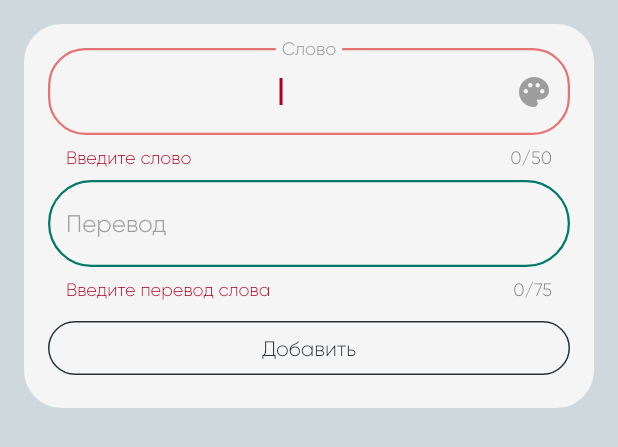
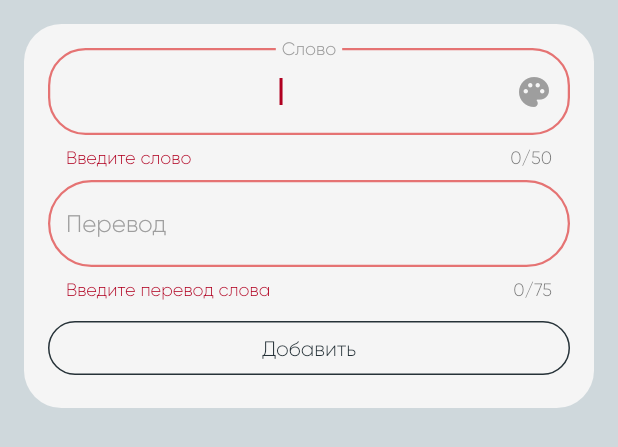
Before and after one commit to JMApps/arabic_in_your_hands, a Flutter app: the AddWordPopup widget shown alone on an empty page, opened directly with empty values, after a tap on "Добавить", on a phone screen of 412 x 824 dp. Shown: the top 447 px of the screen. Run offline on Flutter 3.47's test engine with Material 2 defaults, Android fonts, the phone set to English and light mode, and no system bars; our stand-ins replace flutter_colorpicker, flutter_staggered_animations, flutter_svg, hive_flutter, just_audio, salomon_bottom_bar and 4 more; missing offline and left inert: clipboard, flutter_flip_card; accounts and stored records are empty; project files that could hold a hidden picture were left out.

Commit message:
Fixes add/change categories and word's with new color picker

```diff
--- a/lib/domain/state/provider/add_category_state.dart
+++ b/lib/domain/state/provider/add_category_state.dart
@@ -10,9 +10,9 @@ class AddCategoryState with ChangeNotifier {
 
   String get getCategoryTitle => _categoryTitle;
 
-  int _categoryColor = Colors.grey.value;
+  Color _categoryColor = Colors.grey;
 
-  int get getCategoryColor => _categoryColor;
+  Color get getCategoryColor => _categoryColor;
 
   final List<bool> _isPrioritySelected = [true, false, false, false];
 
@@ -28,7 +28,7 @@ class AddCategoryState with ChangeNotifier {
   }
 
   selectCategoryColor(Color categoryColor) {
-    _categoryColor = categoryColor.value;
+    _categoryColor = categoryColor;
     notifyListeners();
   }
 
--- a/lib/domain/state/provider/add_word_state.dart
+++ b/lib/domain/state/provider/add_word_state.dart
@@ -18,9 +18,9 @@ class AddWordState with ChangeNotifier {
 
   String get getWordTranslation => _wordTranslation;
 
-  int _wordColor = Colors.grey.value;
+  Color _wordColor = Colors.grey;
 
-  int get getWordColor => _wordColor;
+  Color get getWordColor => _wordColor;
 
   onWordTextChanged(String value) {
     _word = value;
@@ -33,7 +33,7 @@ class AddWordState with ChangeNotifier {
   }
 
   selectWordColor(Color wordColor) {
-    _wordColor = wordColor.value;
+    _wordColor = wordColor;
     notifyListeners();
   }
 
--- a/lib/domain/state/provider/change_category_state.dart
+++ b/lib/domain/state/provider/change_category_state.dart
@@ -18,9 +18,9 @@ class ChangeCategoryState with ChangeNotifier {
 
   String get getCategoryTitle => _categoryTitle;
 
-  int _categoryColor = Colors.grey.value;
+  Color _categoryColor = Colors.grey;
 
-  int get getCategoryColor => _categoryColor;
+  Color get getCategoryColor => _categoryColor;
 
   final List<bool> _isPrioritySelected = [true, false, false, false];
 
@@ -36,7 +36,7 @@ class ChangeCategoryState with ChangeNotifier {
   }
 
   selectCategoryColor(Color categoryColor) {
-    _categoryColor = categoryColor.value;
+    _categoryColor = categoryColor;
     notifyListeners();
   }
 
--- a/lib/domain/state/provider/change_word_state.dart
+++ b/lib/domain/state/provider/change_word_state.dart
@@ -24,9 +24,9 @@ class ChangeWordState with ChangeNotifier {
 
   String get getWordTranslation => _wordTranslation;
 
-  int _wordColor = Colors.grey.value;
+  Color _wordColor = Colors.grey;
 
-  int get getWordColor => _wordColor;
+  Color get getWordColor => _wordColor;
 
   onChangeWordText(String value) {
     _word = value;
@@ -39,7 +39,7 @@ class ChangeWordState with ChangeNotifier {
   }
 
   selectWordColor(Color wordColor) {
-    _wordColor = wordColor.value;
+    _wordColor = wordColor;
     notifyListeners();
   }
 
--- a/lib/domain/theme/app_theme.dart
+++ b/lib/domain/theme/app_theme.dart
@@ -20,13 +20,6 @@ class AppTheme {
       ),
       alignLabelWithHint: true,
       floatingLabelAlignment: FloatingLabelAlignment.center,
-      errorBorder: OutlineInputBorder(
-        borderRadius: BorderRadius.circular(50),
-        borderSide: const BorderSide(
-          color: Color(0xFF00796B),
-          width: 1.5,
-        ),
-      ),
       border: OutlineInputBorder(
         borderRadius: BorderRadius.circular(25),
       ),
@@ -52,18 +45,26 @@ class AppTheme {
       ),
       alignLabelWithHint: true,
       floatingLabelAlignment: FloatingLabelAlignment.center,
-      focusedBorder: OutlineInputBorder(
-        borderRadius: BorderRadius.circular(50),
-        borderSide: const BorderSide(
-          color: Color(0xFF0098DA),
-          width: 1.5,
-        ),
-      ),
       border: OutlineInputBorder(
         borderRadius: BorderRadius.circular(25),
       ),
     ),
   );
+}
+
+extension HexColor on Color {
+  static Color fromHex(String hexString) {
+    final buffer = StringBuffer();
+    if (hexString.length == 6 || hexString.length == 7) buffer.write('ff');
+    buffer.write(hexString.replaceFirst('#', ''));
+    return Color(int.parse(buffer.toString(), radix: 16));
+  }
+
+  String toHex({bool leadingHashSign = true}) => '${leadingHashSign ? '#' : ''}'
+      '${alpha.toRadixString(16).padLeft(2, '0')}'
+      '${red.toRadixString(16).padLeft(2, '0')}'
+      '${green.toRadixString(16).padLeft(2, '0')}'
+      '${blue.toRadixString(16).padLeft(2, '0')}';
 }
 
 extension ColorSchemeS on ColorScheme {
--- a/lib/presentation/items/dictionary_category_item.dart
+++ b/lib/presentation/items/dictionary_category_item.dart
@@ -59,9 +59,7 @@ class DictionaryCategoryItem extends StatelessWidget {
                 height: 10,
                 decoration: BoxDecoration(
                   shape: BoxShape.circle,
-                  color: Color(
-                    int.parse(item.wordCategoryColor),
-                  ),
+                  color: HexColor.fromHex(item.wordCategoryColor),
                 ),
               ),
             ],
--- a/lib/presentation/items/dictionary_word_item.dart
+++ b/lib/presentation/items/dictionary_word_item.dart
@@ -57,9 +57,7 @@ class DictionaryWordItem extends StatelessWidget {
                 height: 10,
                 decoration: BoxDecoration(
                   shape: BoxShape.circle,
-                  color: Color(
-                    int.parse(item.wordItemColor),
-                  ),
+                  color: HexColor.fromHex(item.wordItemColor),
                 ),
               ),
             ],
--- a/lib/presentation/widgets/add_word_popup.dart
+++ b/lib/presentation/widgets/add_word_popup.dart
@@ -2,7 +2,7 @@ import 'package:arabicinyourhands/domain/state/provider/add_word_state.dart';
 import 'package:arabicinyourhands/domain/state/provider/dictionary_content_state.dart';
 import 'package:arabicinyourhands/domain/theme/app_theme.dart';
 import 'package:flutter/material.dart';
-import 'package:o_color_picker/o_color_picker.dart';
+import 'package:flutter_colorpicker/flutter_colorpicker.dart';
 import 'package:provider/provider.dart';
 
 class AddWordPopup extends StatelessWidget {
@@ -54,6 +54,15 @@ class AddWordPopup extends StatelessWidget {
                     decoration: InputDecoration(
                       labelText: 'Слово',
                       errorText: addWordState.getWord.isEmpty ? 'Введите слово' : '',
+                      errorBorder: OutlineInputBorder(
+                        borderRadius: BorderRadius.circular(50),
+                        borderSide: BorderSide(
+                          color: addWordState.getWord.isEmpty
+                              ? myColor.priorityMediumColor
+                              : myColor.myAccentColor,
+                          width: 1.5,
+                        ),
+                      ),
                       focusedErrorBorder: OutlineInputBorder(
                         borderRadius: BorderRadius.circular(25),
                         borderSide: BorderSide(
@@ -67,7 +76,7 @@ class AddWordPopup extends StatelessWidget {
                         splashRadius: 15,
                         icon: Icon(
                           Icons.palette,
-                          color: Color(addWordState.getWordColor),
+                          color: addWordState.getWordColor,
                         ),
                         onPressed: () {
                           showDialog(
@@ -79,10 +88,9 @@ class AddWordPopup extends StatelessWidget {
                                   Radius.circular(15),
                                 ),
                               ),
-                              content: OColorPicker(
-                                selectedColor: Colors.grey[700],
-                                colors: primaryColorsPalette,
-                                onColorChange: (color) {
+                              content: BlockPicker(
+                                pickerColor: Colors.grey,
+                                onColorChanged: (color) {
                                   addWordState.selectWordColor(color);
                                   Navigator.of(context).pop();
                                 },
@@ -109,6 +117,15 @@ class AddWordPopup extends StatelessWidget {
                     decoration: InputDecoration(
                       labelText: 'Перевод',
                       errorText: addWordState.getWordTranslation.isEmpty ? 'Введите перевод слова' : '',
+                      errorBorder: OutlineInputBorder(
+                        borderRadius: BorderRadius.circular(50),
+                        borderSide: BorderSide(
+                          color: addWordState.getWordTranslation.isEmpty
+                              ? myColor.priorityMediumColor
+                              : myColor.myAccentColor,
+                          width: 1.5,
+                        ),
+                      ),
                       focusedErrorBorder: OutlineInputBorder(
                         borderRadius: BorderRadius.circular(25),
                         borderSide: BorderSide(
@@ -143,7 +160,7 @@ class AddWordPopup extends StatelessWidget {
                                 categoryId,
                                 addWordState.getWordEditingController.text,
                                 addWordState.getWordTranslationEditingController.text,
-                                addWordState.getWordColor.toString(),
+                                addWordState.getWordColor.toHex(),
                                 categoryPriority,
                               );
                           context.read<DictionaryContentState>().showSnackBarMessage(context, 'Слово добавлено');
```
Also changed, not shown: lib/presentation/widgets/add_category_popup.dart (+18 -8 lines), lib/presentation/widgets/change_category_popup.dart (+16 -8 lines), lib/presentation/widgets/change_word_popup.dart (+25 -8 lines).
